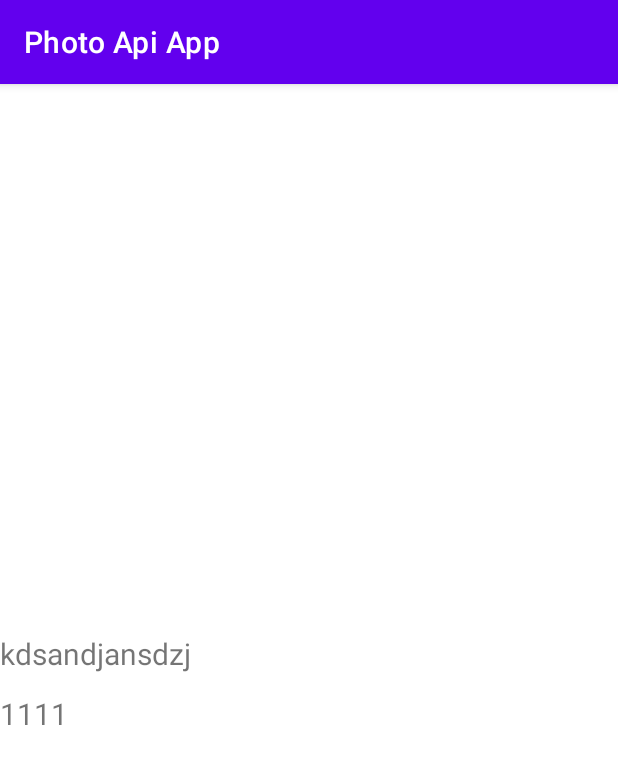
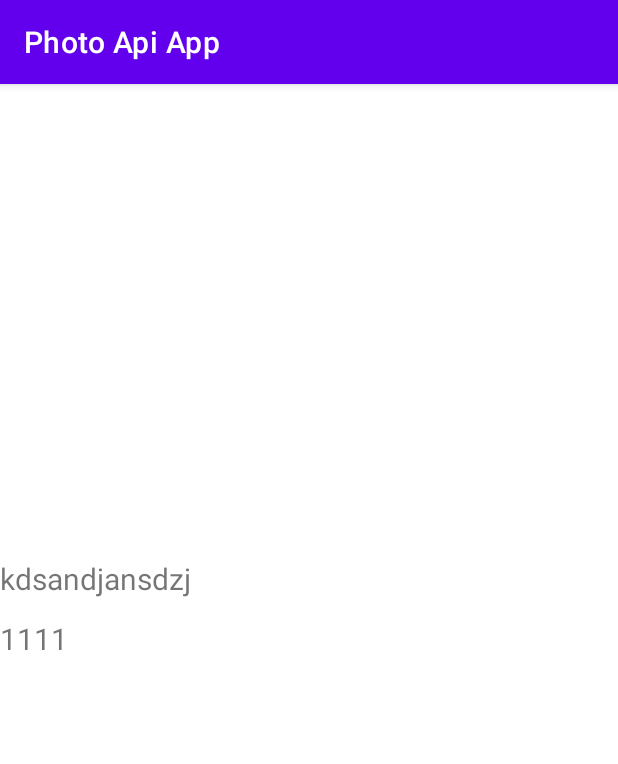
Before and after one commit to AliGurkanTore98/PhotoApiApp, an Android app: the PhotoDetailsActivity screen opened directly, with no data from a screen before it, on a phone screen of 412 x 824 dp. Shown: the top 764 px of the screen. Run offline under Robolectric (Android 15) with nearby library versions, the phone set to English and light mode, and no system bars; network calls fail.

Commit message:
second part completed!!

```diff
--- a/app/src/main/java/com/codingurkan/photoapiapp/adapter/PhotoListAdapter.kt
+++ b/app/src/main/java/com/codingurkan/photoapiapp/adapter/PhotoListAdapter.kt
@@ -16,7 +16,6 @@ class PhotoListAdapter(private val photoList : List<Hit>,
         val view = PhotoListItemsBinding.inflate(LayoutInflater.from(parent.context),parent,false)
         return PhotoListVH(view)
     }
-
     override fun onBindViewHolder(holder: PhotoListVH, position: Int) {
         with(holder.binding){
             ivList.loadImage(photoList[position].largeImageURL)
@@ -27,7 +26,6 @@ class PhotoListAdapter(private val photoList : List<Hit>,
             }
         }
     }
-
     override fun getItemCount(): Int {
         return photoList.size
     }
--- a/app/src/main/java/com/codingurkan/photoapiapp/view/photodetails/PhotoDetailsActivity.kt
+++ b/app/src/main/java/com/codingurkan/photoapiapp/view/photodetails/PhotoDetailsActivity.kt
@@ -20,7 +20,6 @@ class PhotoDetailsActivity : AppCompatActivity() {
         getArgs()
         initObserver()
     }
-
     private fun initBinding(){
         binding = ActivityPhotoDetailsBinding.inflate(layoutInflater)
         setContentView(binding?.root)
@@ -38,6 +37,7 @@ class PhotoDetailsActivity : AppCompatActivity() {
             binding?.ivDetails?.loadImage(it.largeImageURL)
             binding?.textUser?.text = it.user
             binding?.textUserId?.text = it.user_id.toString()
+            binding?.ivUserDetails?.loadImage(it.userImageURL)
         }
     }
 }
--- a/app/src/main/java/com/codingurkan/photoapiapp/view/photolist/PhotoListActivity.kt
+++ b/app/src/main/java/com/codingurkan/photoapiapp/view/photolist/PhotoListActivity.kt
@@ -32,7 +32,6 @@ class PhotoListActivity : AppCompatActivity() {
     private fun initViewModel(){
         viewModel = ViewModelProvider(this@PhotoListActivity)[PhotoListViewModel::class.java]
     }
-
     private fun initObserver(){
         viewModel?.currentPhotoList?.observe(this){
             initAdapter(it)
@@ -43,12 +42,10 @@ class PhotoListActivity : AppCompatActivity() {
             override fun onClick(data: Hit) {
                 navigateToPhotoDetailsActivity(data)
             }
-
         })
         binding?.rvPhotoList?.adapter = adapter
         binding?.rvPhotoList?.layoutManager = GridLayoutManager(this,3)
     }
-
     private fun navigateToPhotoDetailsActivity(data: Hit){
         val intent = Intent(this@PhotoListActivity,PhotoDetailsActivity::class.java)
         intent.putExtra("photos",data)
--- a/app/src/main/java/com/codingurkan/photoapiapp/view/photolist/PhotoListViewModel.kt
+++ b/app/src/main/java/com/codingurkan/photoapiapp/view/photolist/PhotoListViewModel.kt
@@ -18,7 +18,6 @@ class PhotoListViewModel : ViewModel() {
     var job : Job? = null
     val apiClient = ApiClient.getClient().create(ApiService::class.java)
 
-
     fun downloadPhotos(apiKey : String){
         job = viewModelScope.launch(Dispatchers.IO){
             var response = apiClient.getImageList(apiKey)
--- a/app/src/main/res/layout/activity_photo_details.xml
+++ b/app/src/main/res/layout/activity_photo_details.xml
@@ -9,7 +9,7 @@
     <ImageView
         android:id="@+id/ivDetails"
         android:layout_width="match_parent"
-        android:layout_height="300dp"
+        android:layout_height="250dp"
         android:layout_margin="30dp"/>
 
     <TextView
@@ -28,4 +28,10 @@
         android:textSize="20sp"
         android:gravity="center_vertical"/>
 
+    <ImageView
+        android:id="@+id/ivUserDetails"
+        android:layout_width="match_parent"
+        android:layout_height="250dp"
+        android:layout_margin="30dp"/>
+
 </LinearLayout>
```
Also changed, not shown: app/src/main/java/com/codingurkan/photoapiapp/view/photodetails/PhotoDetailsViewModel.kt (+22 -1 lines).
